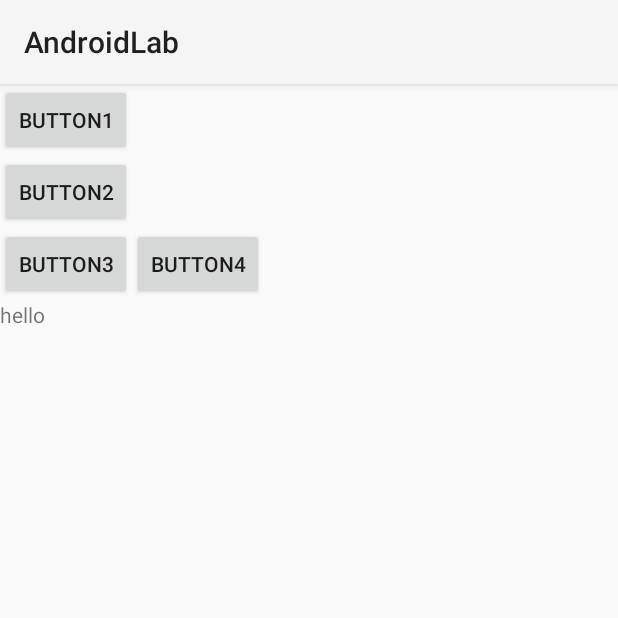
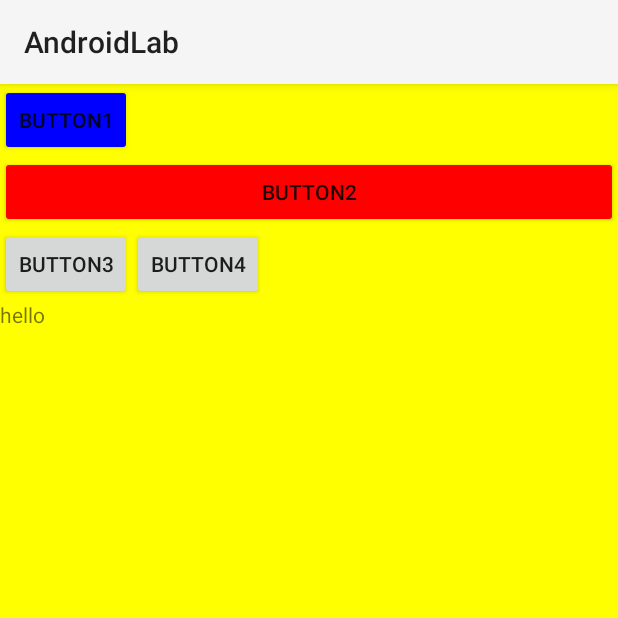
Before and after one commit to tomlittlekim/Android-Project, an Android app: the screen it shows after launch (MainActivity), on a phone screen of 412 x 824 dp, the top half of it. Run offline under Robolectric (Android 15) with nearby library versions, the phone set to English and light mode, and no system bars.

Commit message:
[Add] 뷰의 크기를 지정해보기 - BUTTON2의 넓이를 match_parent로

```diff
--- a/app/src/main/res/layout/activity_main.xml
+++ b/app/src/main/res/layout/activity_main.xml
@@ -2,15 +2,18 @@
 <LinearLayout xmlns:android="http://schemas.android.com/apk/res/android"
   android:layout_width="match_parent"
   android:layout_height="match_parent"
-  android:orientation="vertical">
+  android:orientation="vertical"
+  android:background="#ffff00">
   <Button
     android:layout_width="wrap_content"
     android:layout_height="wrap_content"
-    android:text="BUTTON1" />
+    android:text="BUTTON1"
+    android:backgroundTint="#0000ff"/>
   <Button
-    android:layout_width="wrap_content"
+    android:layout_width="match_parent"
     android:layout_height="wrap_content"
-    android:text="BUTTON2" />
+    android:text="BUTTON2"
+    android:backgroundTint="#ff0000"/>
   <LinearLayout
     android:layout_width="match_parent"
     android:layout_height="wrap_content"
```
